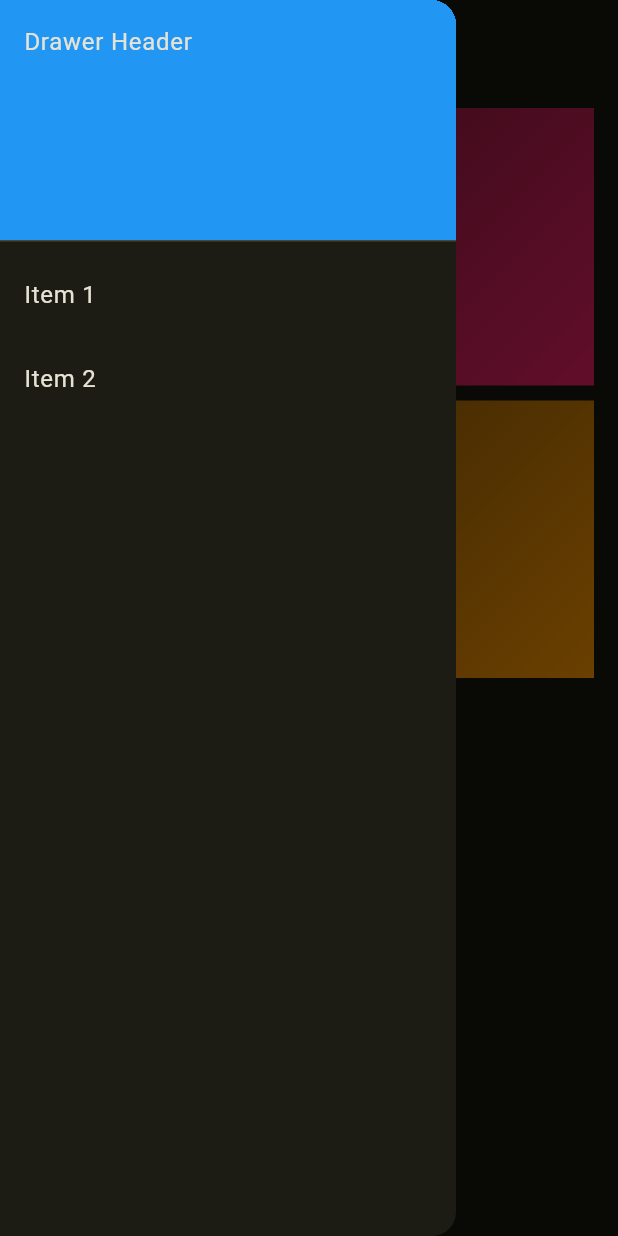
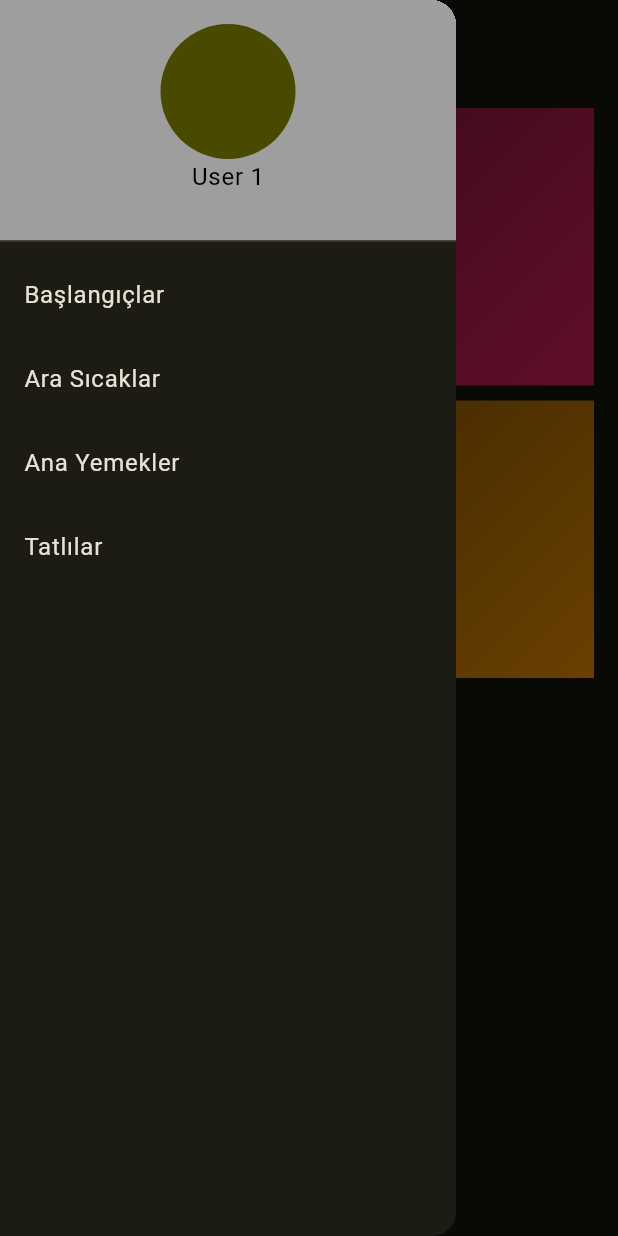
Before and after one commit to boratzn/Tobeto, a Flutter app: the screen it shows after launch, with the side drawer open, on a phone screen of 412 x 824 dp. Run offline on Flutter 3.47's test engine with Material 3 defaults, Android fonts, the light colour scheme and no system bars; drawn by our look-alikes of flutter_animate; our stand-ins replace fl_chart, top_snackbar_flutter.

Commit message:
added drawer menu

```diff
--- a/meals_app/lib/main.dart
+++ b/meals_app/lib/main.dart
@@ -1,7 +1,5 @@
 import 'package:flutter/material.dart';
-import 'package:meals_app/data/datas.dart';
 import 'package:meals_app/screens/categories.dart';
-import 'package:meals_app/widgets/drawer_menu.dart';
 import 'theme/theme.dart';
 
 void main() {
@@ -16,10 +14,7 @@ class MainApp extends StatelessWidget {
     return MaterialApp(
       debugShowCheckedModeBanner: false,
       theme: theme,
-      home: Scaffold(
-        drawer: DrawerMenu(),
-        body: Categories(),
-      ),
+      home: Categories(),
     );
   }
 }
--- a/meals_app/lib/screens/categories.dart
+++ b/meals_app/lib/screens/categories.dart
@@ -1,4 +1,5 @@
 import 'package:flutter/material.dart';
+import 'package:meals_app/widgets/drawer_menu.dart';
 
 import '../data/datas.dart';
 import '../widgets/category_card.dart';
@@ -9,6 +10,7 @@ class Categories extends StatelessWidget {
   @override
   Widget build(BuildContext context) {
     return Scaffold(
+      drawer: DrawerMenu(),
       appBar: AppBar(title: const Text("Bir Kategori Seçin")),
       body: GridView.builder(
         padding: const EdgeInsets.all(16),
--- a/meals_app/lib/widgets/category_card.dart
+++ b/meals_app/lib/widgets/category_card.dart
@@ -1,4 +1,5 @@
 import 'package:flutter/material.dart';
+import 'package:flutter_animate/flutter_animate.dart';
 import 'package:meals_app/data/datas.dart';
 import 'package:meals_app/screens/meal_list.dart';
 
@@ -33,7 +34,7 @@ class CategoryCard extends StatelessWidget {
           ], begin: Alignment.topLeft, end: Alignment.bottomRight),
         ),
         child: Text(category.name),
-      ),
+      ).animate().fade(begin: 0, end: 1, duration: const Duration(seconds: 1)),
     );
   }
 }
--- a/meals_app/lib/widgets/drawer_menu.dart
+++ b/meals_app/lib/widgets/drawer_menu.dart
@@ -1,4 +1,5 @@
 import 'package:flutter/material.dart';
+import 'package:meals_app/data/datas.dart';
 
 class DrawerMenu extends StatelessWidget {
   const DrawerMenu({super.key});
@@ -6,33 +7,27 @@ class DrawerMenu extends StatelessWidget {
   @override
   Widget build(BuildContext context) {
     return Drawer(
-      // Add a ListView to the drawer. This ensures the user can scroll
-      // through the options in the drawer if there isn't enough vertical
-      // space to fit everything.
       child: ListView(
-        // Important: Remove any padding from the ListView.
         padding: EdgeInsets.zero,
         children: [
           const DrawerHeader(
             decoration: BoxDecoration(
-              color: Colors.blue,
+              color: Colors.grey,
             ),
-            child: Text('Drawer Header'),
+            child: Column(
+              children: [
+                CircleAvatar(
+                  radius: 45,
+                ),
+                Text(
+                  "User 1",
+                  style: TextStyle(color: Colors.black, fontSize: 16),
+                )
+              ],
+            ),
           ),
-          ListTile(
-            title: const Text('Item 1'),
-            onTap: () {
-              // Update the state of the app.
-              // ...
-            },
-          ),
-          ListTile(
-            title: const Text('Item 2'),
-            onTap: () {
-              // Update the state of the app.
-              // ...
-            },
-          ),
+          for (var item in categories)
+            ListTile(title: Text(item.name), onTap: () {})
         ],
       ),
     );
--- a/meals_app/pubspec.yaml
+++ b/meals_app/pubspec.yaml
@@ -9,6 +9,7 @@ environment:
 dependencies:
   flutter:
     sdk: flutter
+  flutter_animate: ^4.3.0
 
 dev_dependencies:
   flutter_test:
```
Also changed, not shown: meals_app/pubspec.lock.
